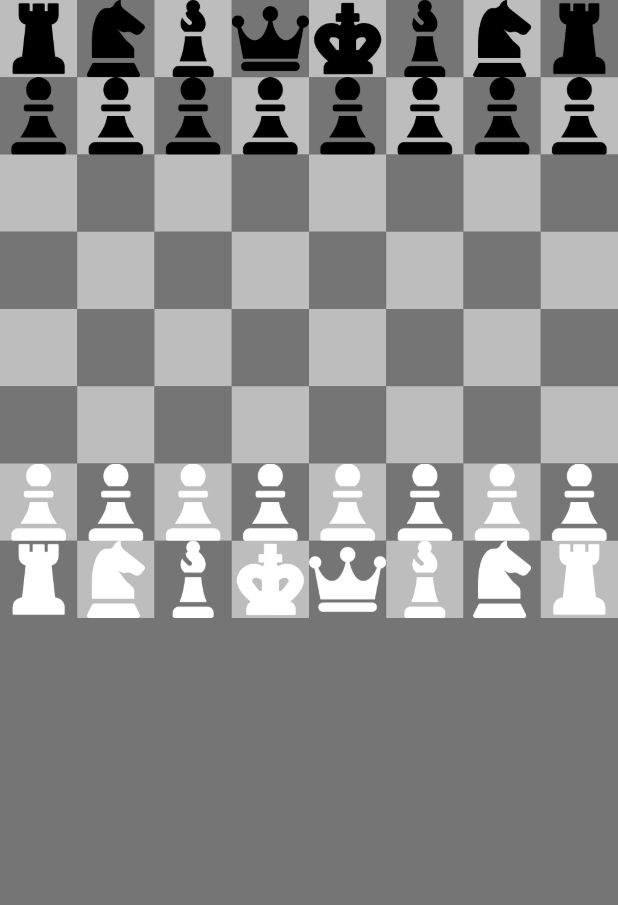
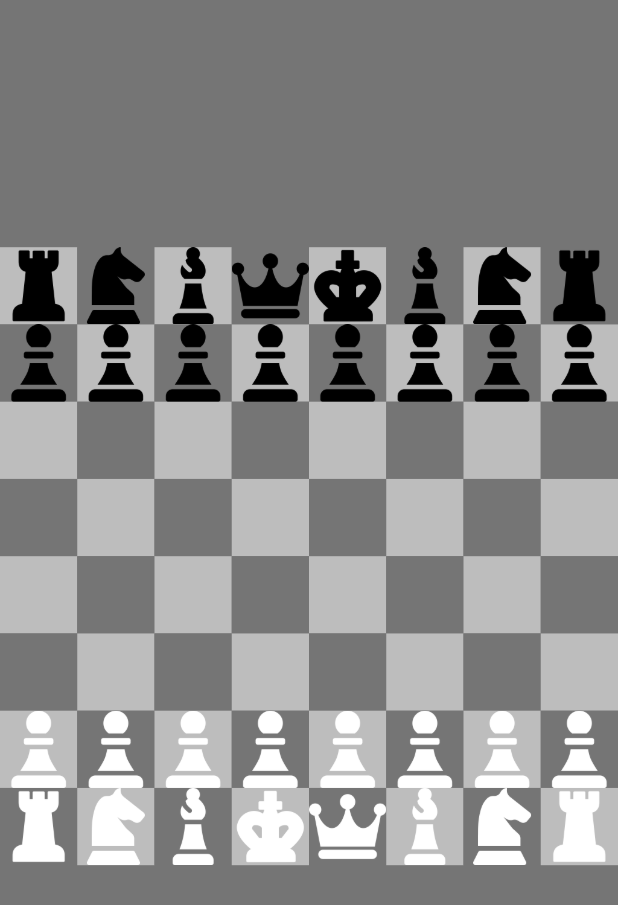
Before and after one commit to JuraijBinAbdulKhadir/Main_Project_game, a Flutter app: the screen it shows after launch, on a phone screen of 412 x 824 dp. Shown: the top 905 px of the screen. Run offline on Flutter 3.47's test engine with Material 3 defaults, Android fonts, the phone set to English and light mode, and no system bars.

Commit message:
third commit

```diff
--- a/lib/Board.dart
+++ b/lib/Board.dart
@@ -1,8 +1,10 @@
 import 'package:chess_one/Components/Square.dart';
 import 'package:chess_one/Components/piece.dart';
 import 'package:chess_one/Values/Colors.dart';
+
 import 'package:flutter/material.dart';
 
+import 'Components/dead_piece.dart';
 import 'Helper/rc_help.dart';
 
 
@@ -26,6 +28,15 @@ class _BoardState extends State<Board> {
 
   //VALID MOVES..
   List<List<int>> validMoves=[];
+
+  //LIST OF WHITE PIECES THAT HAS TAKEN
+  List<ChessPiece> whitePieceTaken=[];
+
+  //LIST OF BLACK PIECES TAKEN
+  List<ChessPiece>blackPieceTaken=[];
+
+  //TURNS  OF GAME
+  bool isWhiteTurn=true;
 
   @override
   void initState() {
@@ -84,9 +95,11 @@ class _BoardState extends State<Board> {
 
       // //No piece has been selected....
        if(selectedPiece == null && board[row][col] != null){
+         if(board[row][col]!.w  == isWhiteTurn){
            selectedPiece=board[row][col];
            selectedRow=row;
            selectedCol=col;
+         }
        }
 
       //there is a piece already selected,but usr can select another piece..
@@ -300,6 +313,15 @@ class _BoardState extends State<Board> {
 
   //MOVE PIECES
   void movePiece(int newRow,int newCol){
+    //if new spot has enemy piece
+    if(board[newRow][newCol] != null){
+      var capturedPiece = board[newRow][newCol];
+      if(capturedPiece!.w){
+        whitePieceTaken.add(capturedPiece);
+      }
+      else{blackPieceTaken.add(capturedPiece);}
+    }
+
     //MOVE AND CLEAR OLD
     board[newRow][newCol]=selectedPiece;
     board[selectedRow][selectedCol]=null;
@@ -322,7 +344,21 @@ class _BoardState extends State<Board> {
       Scaffold(
         backgroundColor: backgroundColor,
 
-        body:GridView.builder(
+        body:Column(
+          children: [
+            //WHITE TAKEN
+            Expanded(
+
+                child:GridView.builder(
+                  physics: const NeverScrollableScrollPhysics(),
+                    itemCount: whitePieceTaken.length,
+                    gridDelegate:const SliverGridDelegateWithFixedCrossAxisCount(crossAxisCount: 8),
+                    itemBuilder: (context,index)=>DeadPiece( imagePath: whitePieceTaken[index].imgpath,isWhite: true, )) ),
+
+            //CHESS BOARD
+            Expanded(
+              flex: 3,
+              child: GridView.builder(
                   gridDelegate: const SliverGridDelegateWithFixedCrossAxisCount(crossAxisCount: 8),
                   itemCount: 8 * 8,
                   physics: const NeverScrollableScrollPhysics(),
@@ -345,6 +381,17 @@ class _BoardState extends State<Board> {
                       isValidMove:isValidMove ,);
                   } ),
             ),
+            //BLACK TAKEN
+            Expanded(
+                child:GridView.builder(
+                  physics: const NeverScrollableScrollPhysics(),
+                    itemCount: blackPieceTaken.length,
+                    gridDelegate:const SliverGridDelegateWithFixedCrossAxisCount(crossAxisCount: 8),
+                    itemBuilder: (context,index)=>DeadPiece( imagePath: blackPieceTaken[index].imgpath,isWhite: false, )) ),
+
+          ],
+        ),
+      ),
     );
   }
 }
```
Also changed, not shown: lib/Components/dead_piece.dart (added, +18 -0 lines). Lines whose indentation alone changed are shown as unchanged.
